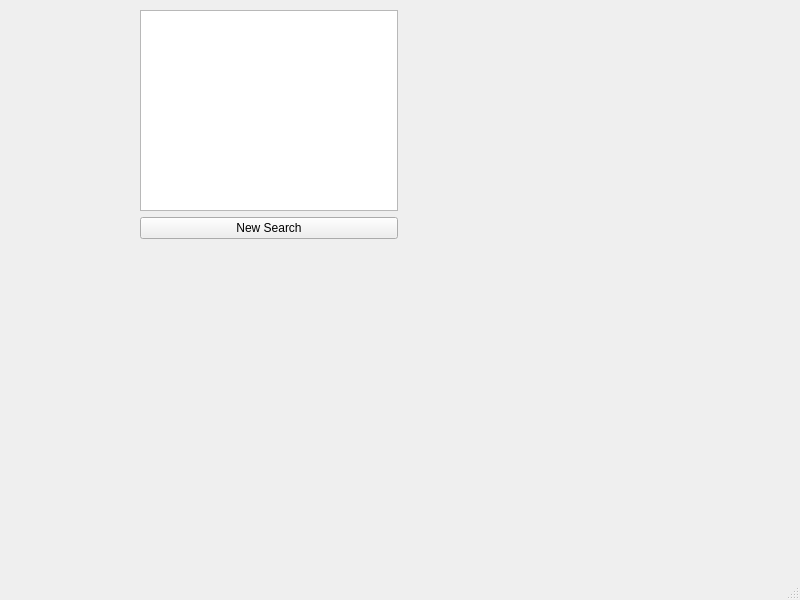
This is resultTable.ui in Leoyang158/SupplyChain_CSCE310 as Qt 5 draws it before an edit. The edited form follows.
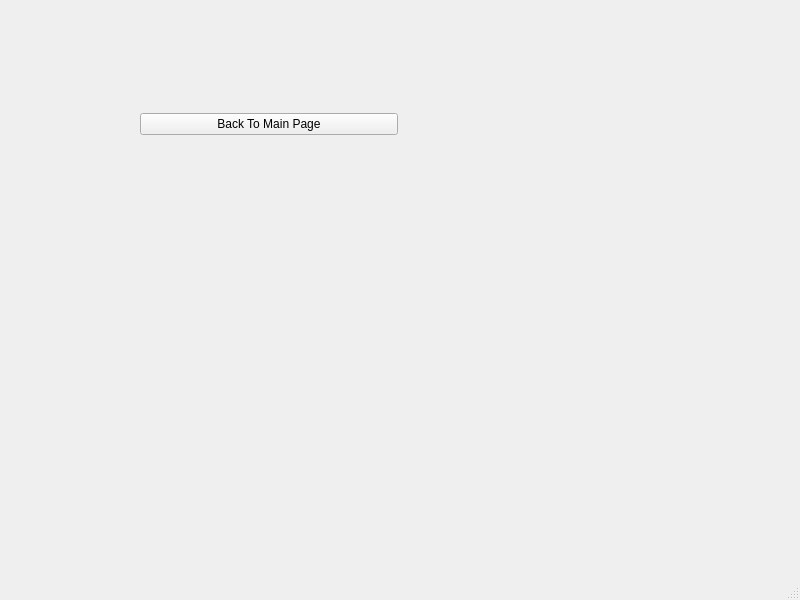
This is the edited form.

Commit message: Update some comments and the third page

Patch:
```diff
--- a/resultTable.ui
+++ b/resultTable.ui
@@ -14,7 +14,7 @@
    <string>MainWindow</string>
   </property>
   <widget class="QWidget" name="centralwidget">
-   <widget class="QWidget" name="">
+   <widget class="QWidget" name="layoutWidget">
     <property name="geometry">
      <rect>
       <x>140</x>
@@ -24,13 +24,10 @@
      </rect>
     </property>
     <layout class="QVBoxLayout" name="verticalLayout">
-     <item>
-      <widget class="QTableView" name="uiResultTable"/>
-     </item>
      <item>
       <widget class="QPushButton" name="uiSearchButton">
        <property name="text">
-        <string>New Search</string>
+        <string>Back To Main Page</string>
        </property>
       </widget>
      </item>
```
Left out of the diff: 2 changed lines with no effect on the pictures. The commit also changes 1 other file.
